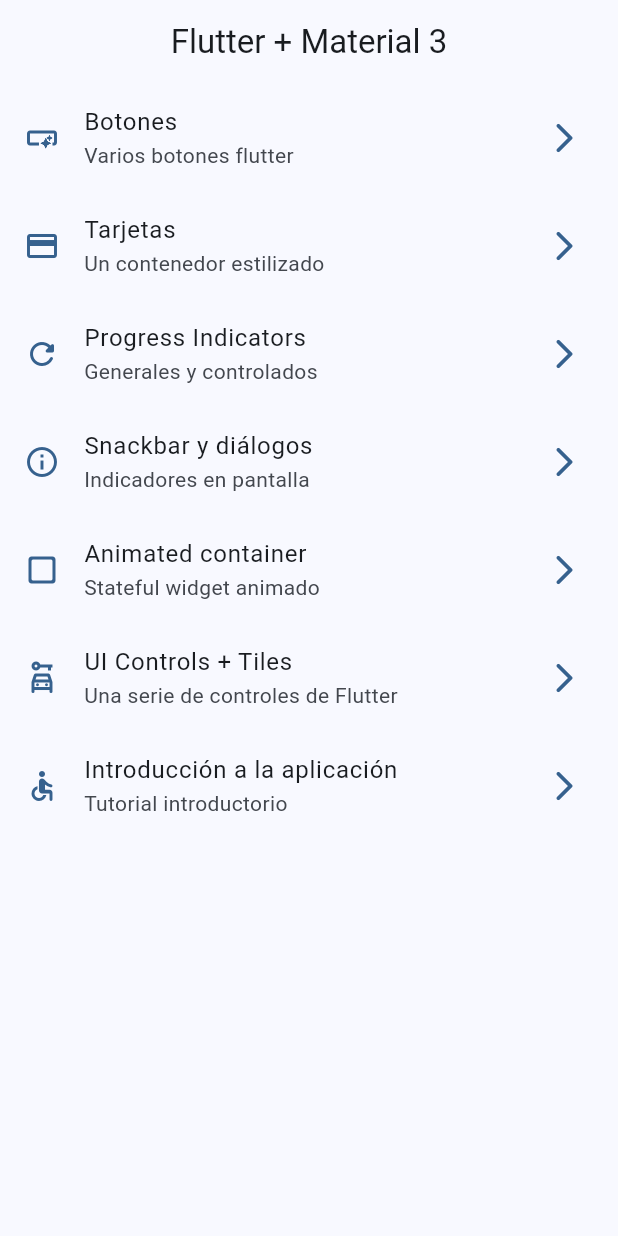
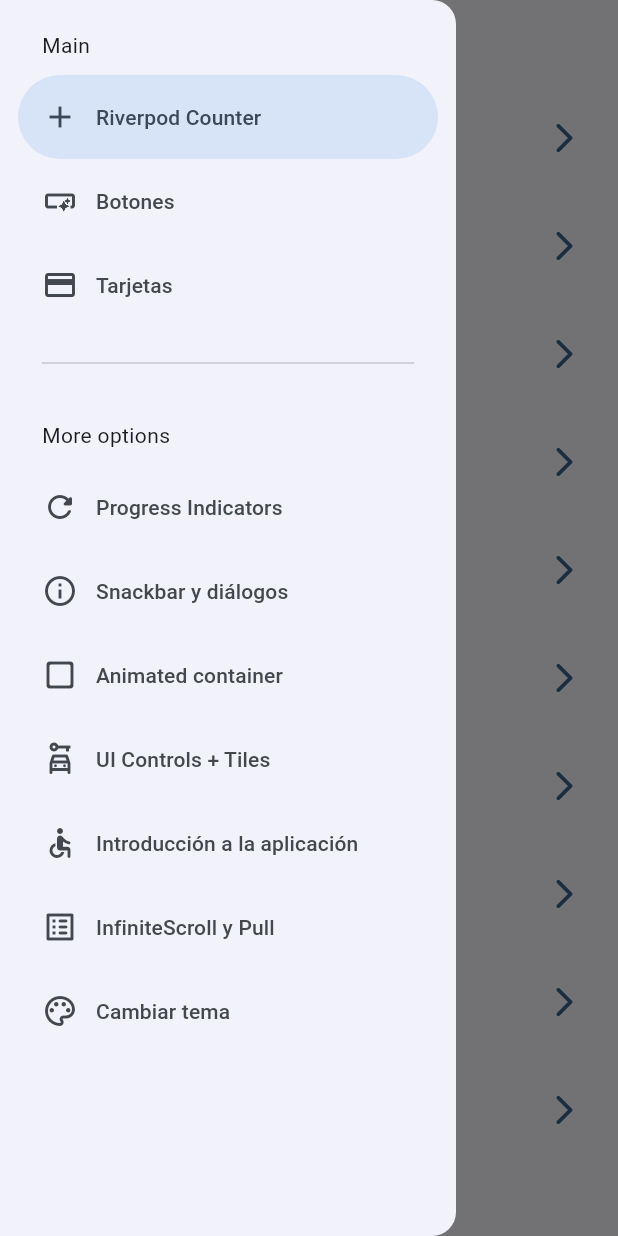
Before and after one commit to AugustSalas/widgets_app, a Flutter app: the screen it shows after launch, with the side drawer open (before the commit the screen has no drawer), on a phone screen of 412 x 824 dp. Run offline on Flutter 3.47's test engine with Material 3 defaults, Android fonts, the phone set to English and light mode, and no system bars; our stand-ins replace animate_do, flutter_riverpod, go_router.

Commit message:
antes de state notifier

```diff
--- a/lib/config/menu/menu_items.dart
+++ b/lib/config/menu/menu_items.dart
@@ -6,7 +6,7 @@ class MenuItem {
   final String link;
   final IconData icon;
 
-const  MenuItem({
+  const MenuItem({
     required this.title,
     required this.subTitle,
     required this.link,
@@ -15,6 +15,12 @@ const  MenuItem({
 }
 
 const appMenuItems = <MenuItem>[
+  MenuItem(
+    title: 'Riverpod Counter',
+    subTitle: 'Introducción a riverpod',
+    link: '/counter-river',
+    icon: Icons.add,
+  ),
   MenuItem(
     title: 'Botones',
     subTitle: 'Varios botones flutter',
@@ -39,13 +45,13 @@ const appMenuItems = <MenuItem>[
     link: '/snackbars',
     icon: Icons.info_outline,
   ),
-   MenuItem(
+  MenuItem(
     title: 'Animated container',
     subTitle: 'Stateful widget animado',
     link: '/animated',
     icon: Icons.check_box_outline_blank_rounded,
   ),
-   MenuItem(
+  MenuItem(
     title: 'UI Controls + Tiles',
     subTitle: 'Una serie de controles de Flutter',
     link: '/ui-controls',
@@ -57,4 +63,16 @@ const appMenuItems = <MenuItem>[
     link: '/tutorial',
     icon: Icons.accessible_rounded,
   ),
+  MenuItem(
+    title: 'InfiniteScroll y Pull',
+    subTitle: 'Listas infinitas y pull o refresh',
+    link: '/infinite',
+    icon: Icons.list_alt_rounded,
+  ),
+  MenuItem(
+    title: 'Cambiar tema',
+    subTitle: 'Cambiar tema de la aplicación',
+    link: '/theme-changer',
+    icon: Icons.color_lens_outlined,
+  ),
 ];
--- a/lib/config/router/app_router.dart
+++ b/lib/config/router/app_router.dart
@@ -27,6 +27,11 @@ final appRouter = GoRouter(initialLocation: '/', routes: [
      name: SnackbarScreen.name,
     builder: (context, state) => const SnackbarScreen(),
   ),
+    GoRoute(
+    path: '/animated',
+     name: AnimatedScreen.name,
+    builder: (context, state) => const AnimatedScreen(),
+  ),
   GoRoute(
     path: '/ui-controls',
      name: UiControlsScreen.name,
@@ -37,5 +42,20 @@ final appRouter = GoRouter(initialLocation: '/', routes: [
      name: AppTutorialScreen.name,
     builder: (context, state) => const AppTutorialScreen(),
   ),
+  GoRoute(
+    path: '/infinite',
+     name: InfiniteScrollScreen.name,
+    builder: (context, state) => const InfiniteScrollScreen(),
+  ),
+   GoRoute(
+    path: '/counter-river',
+     name: CounterScreen.name,
+    builder: (context, state) => const CounterScreen(),
+  ),
+    GoRoute(
+    path: '/theme-changer',
+     name: ThemeChangerScreen.name,
+    builder: (context, state) => const ThemeChangerScreen(),
+  ),
 ],
 );
--- a/lib/config/theme/app_theme.dart
+++ b/lib/config/theme/app_theme.dart
@@ -14,17 +14,16 @@ const colorList = <Color>[
 
 class AppTheme {
   final int selectedColor;
+  final bool isDarkMode;
 
-  AppTheme({this.selectedColor = 0})
+  AppTheme({this.selectedColor = 0, this.isDarkMode = false})
       : assert(selectedColor >= 0, 'Selected color must be greater then 0'),
-      assert(selectedColor < colorList.length,
-      'Selected color must be less or equal than ${colorList.length - 1}');
+        assert(selectedColor < colorList.length,
+            'Selected color must be less or equal than ${colorList.length - 1}');
 
-      ThemeData getTheme() => ThemeData(
-        useMaterial3: true,
-        colorSchemeSeed: colorList[selectedColor],
-        appBarTheme: const AppBarTheme(
-          centerTitle: true
-        )
-      );
+  ThemeData getTheme() => ThemeData(
+      useMaterial3: true,
+      brightness:isDarkMode ? Brightness.dark : Brightness.light,
+      colorSchemeSeed: colorList[selectedColor],
+      appBarTheme: const AppBarTheme(centerTitle: true));
 }
--- a/lib/main.dart
+++ b/lib/main.dart
@@ -1,23 +1,29 @@
 import 'package:flutter/material.dart';
+import 'package:flutter_riverpod/flutter_riverpod.dart';
 import 'package:widgets_app/config/router/app_router.dart';
 import 'package:widgets_app/config/theme/app_theme.dart';
-
+import 'package:widgets_app/presentation/providers/theme_provider.dart';
 
 void main() {
-  runApp(const MainApp());
+  runApp(
+    const ProviderScope(
+      child: MainApp(),
+    ),
+  );
 }
 
-class MainApp extends StatelessWidget {
+class MainApp extends ConsumerWidget {
   const MainApp({super.key});
 
   @override
-  Widget build(BuildContext context) {
-    return  MaterialApp.router(
+  Widget build(BuildContext context,WidgetRef ref) {
+     final bool isDarkMode = ref.watch(isDarkModeProvider);
+      final int selectedColor = ref.watch(selectedColorProvider);
+    return MaterialApp.router(
       title: 'Flutter Widgets',
       routerConfig: appRouter,
-      theme: AppTheme(selectedColor: 0).getTheme(),
+      theme: AppTheme(selectedColor: selectedColor,isDarkMode: isDarkMode).getTheme(),
       debugShowCheckedModeBanner: false,
-
     );
   }
 }
--- /dev/null
+++ b/lib/presentation/providers/counter_provider.dart
@@ -0,0 +1,6 @@
+
+
+
+import 'package:flutter_riverpod/flutter_riverpod.dart';
+
+final counterProvider = StateProvider<int>((ref) => 5);
--- /dev/null
+++ b/lib/presentation/providers/theme_provider.dart
@@ -0,0 +1,8 @@
+import 'package:flutter_riverpod/flutter_riverpod.dart';
+import 'package:widgets_app/config/theme/app_theme.dart';
+
+final isDarkModeProvider = StateProvider((ref) => false);
+
+final colorListProvider = Provider((ref) => colorList);
+
+final selectedColorProvider = StateProvider((ref) => 0);
--- a/lib/presentation/screens/home/home_screen.dart
+++ b/lib/presentation/screens/home/home_screen.dart
@@ -1,6 +1,7 @@
 import 'package:flutter/material.dart';
 import 'package:go_router/go_router.dart';
 import 'package:widgets_app/config/menu/menu_items.dart';
+import 'package:widgets_app/presentation/widgets/side_menu.dart';
 
 class HomeScreen extends StatelessWidget {
 
@@ -10,11 +11,18 @@ class HomeScreen extends StatelessWidget {
 
   @override
   Widget build(BuildContext context) {
+
+    final scaffoldKey = GlobalKey<ScaffoldState>();
+
     return Scaffold(
+      key: scaffoldKey,
         appBar: AppBar(
           title: const Text('Flutter + Material 3'),
         ),
-        body: _HomeView());
+        body: _HomeView(),
+        drawer: SideMenu(scaffoldKey: scaffoldKey,)
+
+        );
   }
 }
 
--- a/lib/presentation/screens/screens.dart
+++ b/lib/presentation/screens/screens.dart
@@ -1,3 +1,5 @@
+export 'package:widgets_app/presentation/screens/theme_changer/theme_changer_screen.dart';
+export 'package:widgets_app/presentation/screens/counter/counter_screen.dart';
 export 'package:widgets_app/presentation/screens/animated/animated_screen.dart';
 export 'package:widgets_app/presentation/screens/app_tutorial/app_tutorial_screen.dart';
 export 'package:widgets_app/presentation/screens/infinite_scroll/infinite_scroll_screen.dart';
--- /dev/null
+++ b/lib/presentation/widgets/side_menu.dart
@@ -0,0 +1,62 @@
+import 'package:flutter/material.dart';
+import 'package:go_router/go_router.dart';
+import 'package:widgets_app/config/menu/menu_items.dart';
+
+class SideMenu extends StatefulWidget {
+  final GlobalKey<ScaffoldState> scaffoldKey;
+
+  const SideMenu({
+    super.key,
+    required this.scaffoldKey,
+  });
+
+  @override
+  State<SideMenu> createState() => _SideMenuState();
+}
+
+class _SideMenuState extends State<SideMenu> {
+  int navDrawerIndex = 0;
+
+  @override
+  Widget build(BuildContext context) {
+    final hasNotch = MediaQuery.of(context).viewPadding.top > 35;
+
+    return NavigationDrawer(
+      selectedIndex: navDrawerIndex,
+      onDestinationSelected: (value) {
+        setState(() {
+          navDrawerIndex = value;
+        });
+        final menuItem = appMenuItems[value];
+        context.push(menuItem.link);
+        widget.scaffoldKey.currentState?.closeDrawer();
+      },
+      children: [
+        Padding(
+          padding: EdgeInsets.fromLTRB(28, hasNotch ? 5 : 20, 16, 10),
+          child: const Text('Main'),
+        ),
+        ...appMenuItems.sublist(0, 3).map(
+              (item) => NavigationDrawerDestination(
+                icon: Icon(item.icon),
+                label: Text(item.title),
+              ),
+            ),
+        const Padding(
+          padding: EdgeInsets.fromLTRB(28, 16, 28, 10),
+          child: Divider(),
+        ),
+        Padding(
+          padding: EdgeInsets.fromLTRB(28, hasNotch ? 5 : 20, 16, 10),
+          child: const Text('More options'),
+        ),
+        ...appMenuItems.sublist(3).map(
+              (item) => NavigationDrawerDestination(
+                icon: Icon(item.icon),
+                label: Text(item.title),
+              ),
+            ),
+      ],
+    );
+  }
+}
--- a/pubspec.yaml
+++ b/pubspec.yaml
@@ -10,6 +10,7 @@ dependencies:
   animate_do: ^3.1.2
   flutter:
     sdk: flutter
+  flutter_riverpod: ^2.4.9
   go_router: ^13.0.1
 
 dev_dependencies:
```
Also changed, not shown: lib/presentation/screens/counter/counter_screen.dart (added, +44 -0 lines), lib/presentation/screens/infinite_scroll/infinite_scroll_screen.dart (+111 -3 lines), lib/presentation/screens/theme_changer/theme_changer_screen.dart (added, +59 -0 lines), pubspec.lock.
